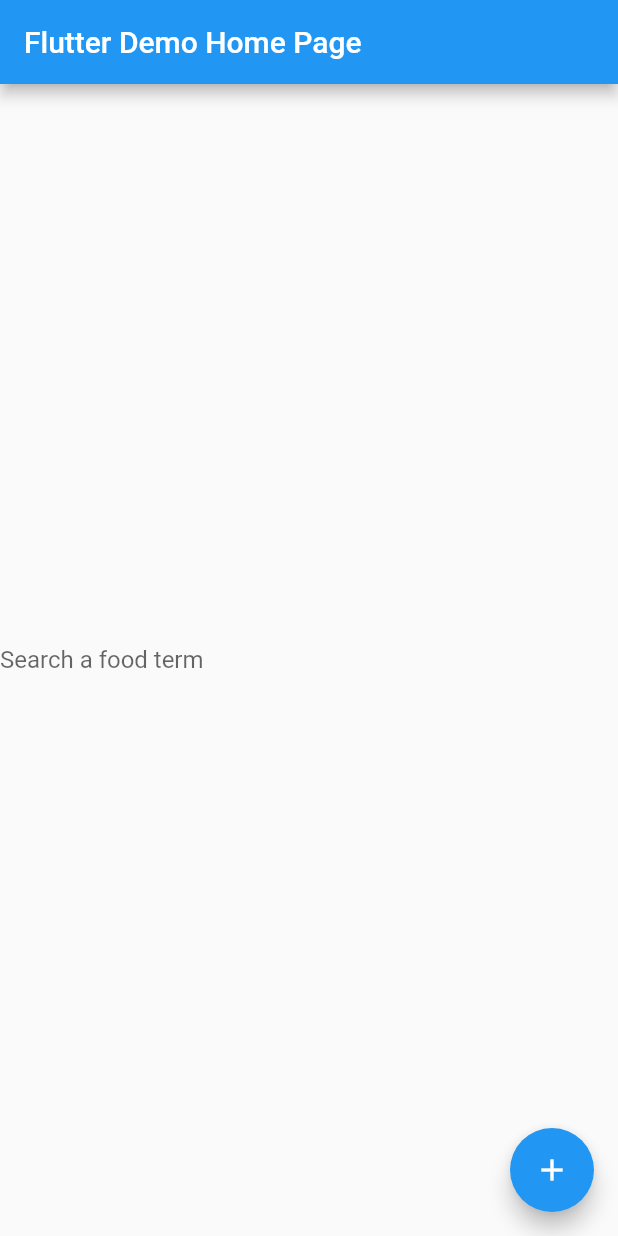
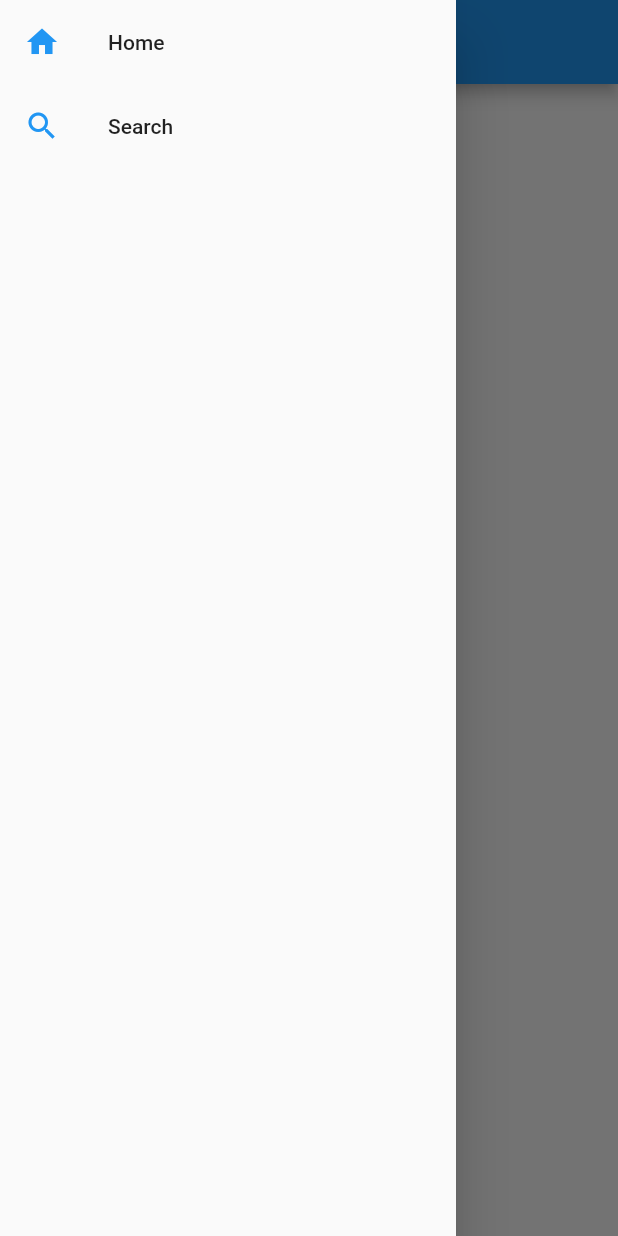
Before and after one commit to PixelDotPixel/Scello_App, a Flutter app: the screen it shows after launch, with the side drawer open (before the commit the screen has no drawer), on a phone screen of 412 x 824 dp. Run offline on Flutter 3.47's test engine with Material 2 defaults, Android fonts, the phone set to English and light mode, and no system bars.

Commit message:
Initial commit of navigation drawer and reformated files

```diff
--- /dev/null
+++ b/scello/lib/Navigator/NavigatorDrawer.dart
@@ -0,0 +1,61 @@
+import 'package:flutter/material.dart';
+
+class NavigatorDrawer extends StatefulWidget {
+    final String currentRoute;
+
+    NavigatorDrawer(this.currentRoute);
+
+    @override
+    _NavigatorDrawerState createState() => _NavigatorDrawerState(currentRoute);
+}
+
+class _NavigatorDrawerState extends State<NavigatorDrawer> {
+    final String currentRoute;
+
+    _NavigatorDrawerState(this.currentRoute);
+
+    @override
+    Widget build(BuildContext context) {
+        return Container(
+            child: new ListView(
+                children: <Widget>[
+                    new ListTile(
+                        title: new Text("Home"),
+                        leading: Icon(
+                            Icons.home,
+                            color: Colors.blue,
+                        ),
+                        onTap: () {
+                            if(currentRoute != '/'){
+                                Navigator.pushNamed(
+                                    context,
+                                    '/'
+                                );
+                            } else {
+                                Navigator.pop(context);
+                            }
+                        },
+                    ),
+                    new ListTile(
+                        title: new Text("Search"),
+                        leading: Icon(
+                            Icons.search,
+                            color: Colors.blue,
+                        ),
+                        onTap: () {
+                            if(currentRoute != '/UserSearch'){
+                                Navigator.pushNamed(
+                                    context,
+                                    '/UserSearch'
+                                );
+                            } else {
+                                Navigator.pop(context);
+                            }
+                        },
+                    )
+                ],
+            )
+        );
+    }
+
+}
--- /dev/null
+++ b/scello/lib/Navigator/routeGenerator.dart
@@ -0,0 +1,16 @@
+import 'package:flutter/material.dart';
+import 'package:scello/main.dart';
+import 'package:scello/Page_Nutrition/UserSearch.dart';
+
+class RouteGenerator {
+    static Route<dynamic> generateRoute(RouteSettings settings){
+        var args;
+
+        switch (settings.name){
+            case '/': return MaterialPageRoute(builder: (_) => HomePage());
+                break;
+            case '/UserSearch': return MaterialPageRoute(builder: (_) => UserSearch());
+                break;
+        }
+    }
+}
--- a/scello/lib/main.dart
+++ b/scello/lib/main.dart
@@ -1,153 +1,50 @@
+import 'package:flutter/cupertino.dart';
 import 'package:flutter/material.dart';
-import 'package:scello/API_Module/Networking.dart';
-import 'package:scello/Data/NutritionOBJ.dart';
+import 'package:flutter/services.dart';
+import 'dart:io';
 
-void main() {
-  runApp(MyApp());
-}
+import 'package:scello/Navigator/routeGenerator.dart';
+import 'package:scello/Navigator/NavigatorDrawer.dart';
 
-class MyApp extends StatelessWidget {
-  // This widget is the root of your application.
+void main() => runApp(SCELLO());
+
+class SCELLO extends StatelessWidget {
     @override
-  Widget build(BuildContext context) {
+    Widget build(BuildContext context){
         return MaterialApp(
-      title: 'Flutter Demo',
-      theme: ThemeData(
-        primarySwatch: Colors.blue,
-        // This makes the visual density adapt to the platform that you run
-        // the app on. For desktop platforms, the controls will be smaller and
-        // closer together (more dense) than on mobile platforms.
-        visualDensity: VisualDensity.adaptivePlatformDensity,
-      ),
-      home: MyHomePage(title: 'Flutter Demo Home Page'),
+            initialRoute: '/',
+            onGenerateRoute: RouteGenerator.generateRoute,
         );
     }
 }
 
-class MyHomePage extends StatefulWidget {
-  MyHomePage({Key key, this.title}) : super(key: key);
-
-  final String title;
+class HomePage extends StatefulWidget {
+    HomePage();
 
     @override
-  _MyHomePageState createState() => _MyHomePageState();
+    _HomePageState createState() => _HomePageState();
 }
 
-class _MyHomePageState extends State<MyHomePage> {
-  final myController = TextEditingController();
-  NutritionOBJ nutritionOBJ;
-
-  void _apiCall() async {
-    String term;
-    networkingAPI networking = new networkingAPI();
-    nutritionOBJ = await networking.controller(myController.text);
-    setState(() {
-
-    });
-  }
-
-  List<Widget> getNewBody(NutritionOBJ nutritionOBJ){
-    String toPrint = nutritionOBJ.foodName;
-    List<Widget> bodyToReturn = [];
-
-    Widget search = new TextField(
-        controller: myController,
-        decoration: InputDecoration(
-            border: InputBorder.none,
-            labelText: 'Search a food term'
-        )
-    );
-
-    bodyToReturn.add(search);
-
-    Widget text = new Text(
-        toPrint,
-        textAlign: TextAlign.center,
-        style: TextStyle(fontWeight: FontWeight.bold)
-    );
-    bodyToReturn.add(text);
-
-    for(int i = 0; i < nutritionOBJ.totalNutriants.categories.length; i++){
-      if(nutritionOBJ.totalNutriants.categoriesOBJS[nutritionOBJ.totalNutriants.categories[i]] != null){
-        String nutritionalTextFormatted = nutritionOBJ.totalNutriants.categoriesOBJS[nutritionOBJ.totalNutriants.categories[i]].label
-            + " : "
-            + nutritionOBJ.totalNutriants.categoriesOBJS[nutritionOBJ.totalNutriants.categories[i]].quantity.toString()
-            + " "
-            + nutritionOBJ.totalNutriants.categoriesOBJS[nutritionOBJ.totalNutriants.categories[i]].unit;
-
-        Widget nutritionTile = new Container(
-            child: new Card(
-              child: new Material(
-                child: new InkWell(
-                  //onTap: () => _onTileClicked(),
-                  //onLongPress: () => _onTileLongClicked(),
-                  splashColor: Colors.grey,
-                  child: Center (
-                    child: Text(
-                        nutritionalTextFormatted,
-                        textAlign: TextAlign.center,
-                    ),
-                  ),
-                )
-              )
-            ),
-          );
-        bodyToReturn.add(nutritionTile);
-
-        //        toPrint = toPrint + "\n"
-//            + nutritionOBJ.totalNutriants.categoriesOBJS[nutritionOBJ.totalNutriants.categories[i]].label
-//            + " : "
-//            + nutritionOBJ.totalNutriants.categoriesOBJS[nutritionOBJ.totalNutriants.categories[i]].quantity.toString()
-//            + nutritionOBJ.totalNutriants.categoriesOBJS[nutritionOBJ.totalNutriants.categories[i]].unit;
-      }
-    }
-
-    return bodyToReturn;
-  }
+class _HomePageState extends State<HomePage> {
+    final routeName = '/';
 
     @override
     Widget build(BuildContext context) {
-    if(nutritionOBJ != null){
         return Scaffold(
+            drawer: Drawer(
+                child: NavigatorDrawer(routeName)
+            ),
             appBar: AppBar(
-          title: Text(widget.title),
-        ),
-        body: Center(
-          child: ListView(
-            children: getNewBody(nutritionOBJ),
-          )
-        ),
-        floatingActionButton: FloatingActionButton(
-          onPressed: _apiCall,
-          tooltip: 'Increment',
-          child: Icon(Icons.add),
-        ),
-      );
-    } else {
-      return Scaffold(
-        appBar: AppBar(
-          title: Text(widget.title),
+                title: Text("Scello"),
             ),
             body: Center(
                 child: Column(
                     mainAxisAlignment: MainAxisAlignment.center,
                     children: <Widget>[
-              TextField(
-                  controller: myController,
-                  decoration: InputDecoration(
-                      border: InputBorder.none,
-                      labelText: 'Search a food term'
-                  )
-              )
+                        Text("Scello")
                     ],
                 ),
             ),
-        floatingActionButton: FloatingActionButton(
-          onPressed: _apiCall,
-          tooltip: 'Increment',
-          child: Icon(Icons.add),
-        ), // This trailing comma makes auto-formatting nicer for build methods.
         );
     }
 }
-}
```
Also changed, not shown: scello/lib/Page_Nutrition/UserSearch.dart (added, +138 -0 lines), 1 other file. Lines whose indentation alone changed are shown as unchanged.
